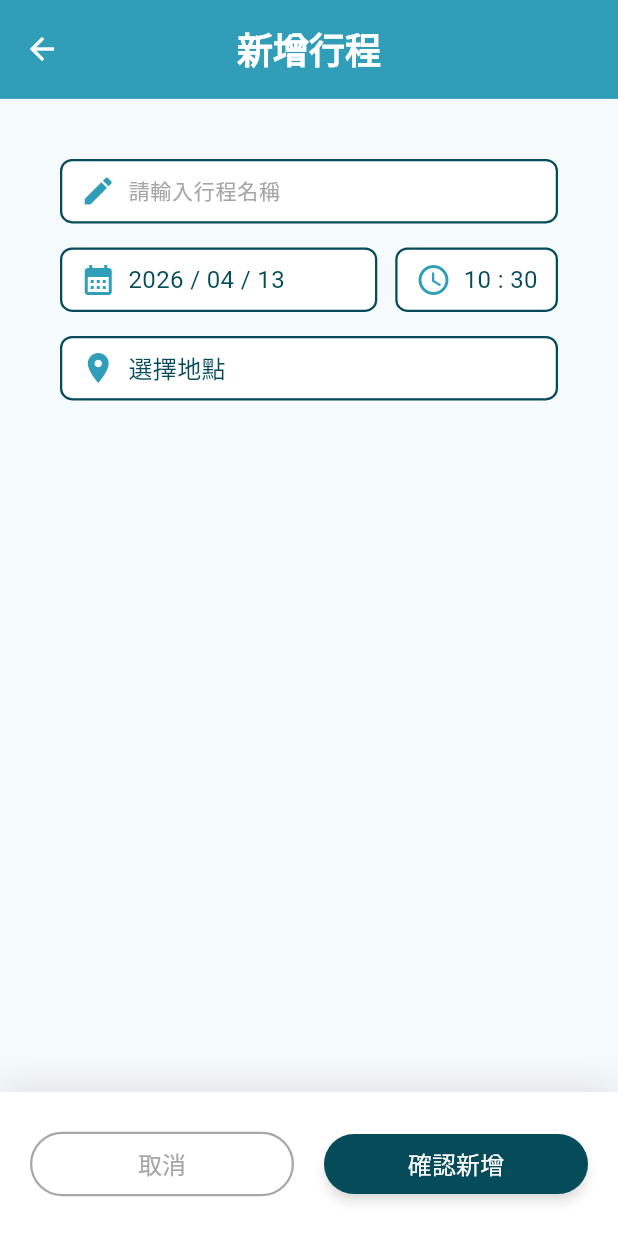
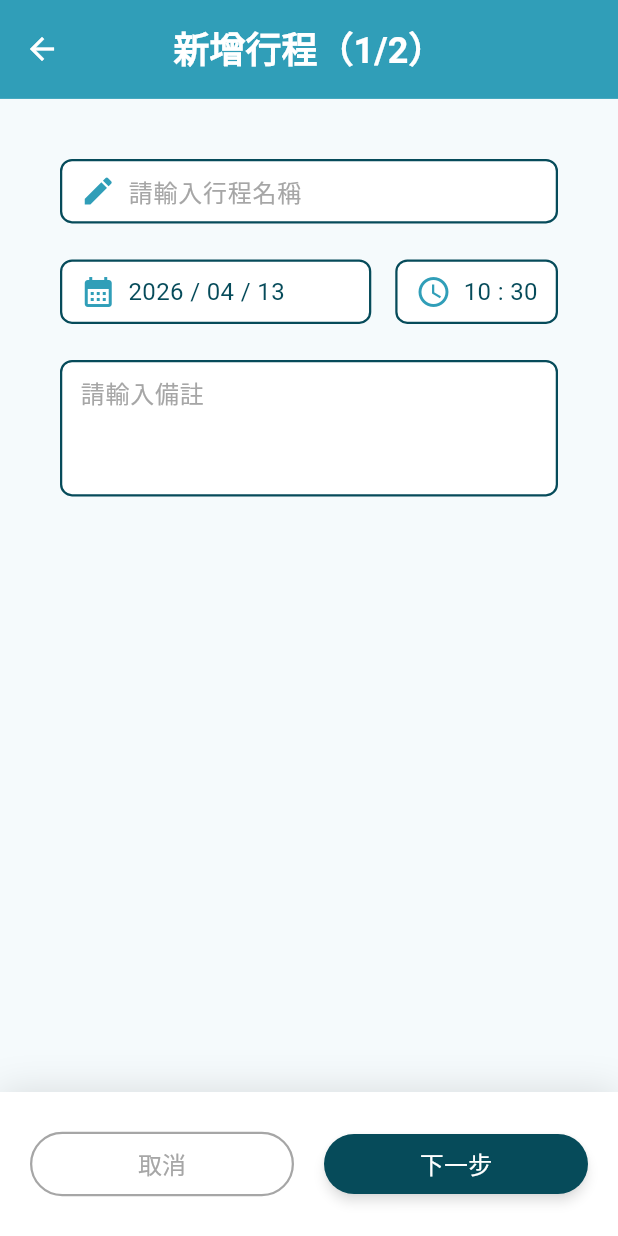
Before and after one commit to HsuPenny/flutter_schedule, a Flutter app: the AddRecordPage screen opened directly, on a phone screen of 412 x 824 dp. Run offline on Flutter 3.47's test engine with Material 3 defaults, Android fonts, the light colour scheme and no system bars; our stand-ins replace fl_chart, flutter_svg, get.

Commit message:
feat: update `AddRecordPage` UI and refactor `MyTextField`

```diff
--- a/lib/pages/add_record/add_record_page.dart
+++ b/lib/pages/add_record/add_record_page.dart
@@ -1,5 +1,4 @@
 import 'package:app_schedule/pages/add_record/add_record_date_picker.dart';
-import 'package:app_schedule/pages/add_record/add_record_location_picker.dart';
 import 'package:app_schedule/pages/add_record/add_record_time_picker.dart';
 import 'package:app_schedule/share/my_filled_button.dart';
 import 'package:app_schedule/share/my_text_field.dart';
@@ -38,7 +37,7 @@ class _AddRecordPageState extends State<AddRecordPage> {
       backgroundColor: MyColor.aqua,
       centerTitle: true,
       title: Text(
-        '新增行程',
+        '新增行程（1/2）',
         style: MyTextStyle.white(24, fontWeight: FontWeight.w700),
       ),
     );
@@ -52,7 +51,7 @@ class _AddRecordPageState extends State<AddRecordPage> {
             child: Container(
               padding: const EdgeInsets.all(40),
               child: Column(
-                spacing: 16,
+                spacing: 24,
                 children: [
                   MyTextField(
                     controller: titleController,
@@ -61,7 +60,7 @@ class _AddRecordPageState extends State<AddRecordPage> {
                   ),
 
                   Row(
-                    spacing: 12,
+                    spacing: 16,
                     children: [
                       Expanded(
                           child: AddRecordDatePicker(
@@ -80,9 +79,11 @@ class _AddRecordPageState extends State<AddRecordPage> {
                     ],
                   ),
 
-                  AddRecordLocationPicker(onChanged: () {
-
-                  })
+                  MyTextField(
+                    controller: titleController,
+                    hintText: '請輸入備註',
+                    maxLines: 3,
+                  ),
                 ]
               )
             )
@@ -121,12 +122,12 @@ class _AddRecordPageState extends State<AddRecordPage> {
             ),
             Expanded(
                 child: MyFilledButton(
-                    text: '確認新增',
+                    text: '下一步',
                     style: MyTextStyle.white(16),
                     color: MyColor.darkAqua,
                     radius: 30,
                     onPressed: () {
-                      //TODO: 新增
+                      //TODO: 新增地點
                     }
                 )
             )
--- a/lib/share/my_text_field.dart
+++ b/lib/share/my_text_field.dart
@@ -4,18 +4,14 @@ import 'package:flutter/material.dart';
 
 import '../my_text_style.dart';
 
-class MyTextField extends StatefulWidget {
+class MyTextField extends StatelessWidget {
   final TextEditingController controller;
   final String? hintText;
   final Icon? icon;
   final TextInputType? keyboardType;
-  const MyTextField({super.key, required this.controller, this.hintText, this.icon, this.keyboardType});
+  final int maxLines;
+  const MyTextField({super.key, required this.controller, this.hintText, this.icon, this.keyboardType, this.maxLines = 1});
 
-  @override
-  State<StatefulWidget> createState() => _MyTextFieldState();
-}
-
-class _MyTextFieldState extends State<MyTextField> {
   @override
   Widget build(BuildContext context) {
     return Container(
@@ -28,18 +24,19 @@ class _MyTextFieldState extends State<MyTextField> {
       child: Row(
         spacing: 8,
         children: [
-          Icon(widget.icon?.icon, color: MyColor.aqua, size: 24),
+          if (icon != null) Icon(icon?.icon, color: MyColor.aqua, size: 24),
           Expanded(
               child: TextField(
-                  controller: widget.controller,
+                  controller: controller,
                   cursorColor: MyColor.darkAqua,
                   style: MyTextStyle.darkAqua(16),
-                  keyboardType: widget.keyboardType ?? TextInputType.text,
+                  keyboardType: keyboardType ?? TextInputType.text,
+                  maxLines: maxLines,
                   decoration: InputDecoration(
                     isDense: true,
                     border: InputBorder.none,
-                    hintText: widget.hintText ?? '',
-                    hintStyle: MyTextStyle.darkGrey(14),
+                    hintText: hintText ?? '',
+                    hintStyle: MyTextStyle.darkGrey(16),
                   )
               )
           )
```
